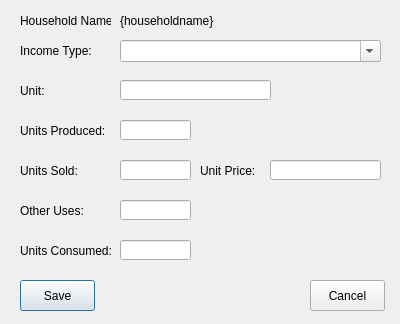
Above: open-ihm/gui/designs/ui_household_income_wildfoods.ui from snim2mirror/openihm before the change. Below: the same form after it.
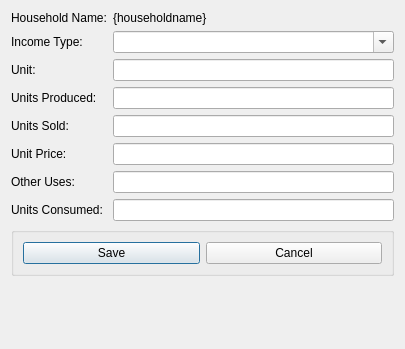
That is the form after the change.

Commit message: Added layout manager to most dialogs. One report and all tabbed dialogs still to go.

The edit to the form file:
```diff
--- a/open-ihm/gui/designs/ui_household_income_wildfoods.ui
+++ b/open-ihm/gui/designs/ui_household_income_wildfoods.ui
@@ -6,232 +6,129 @@
    <rect>
     <x>0</x>
     <y>0</y>
-    <width>400</width>
-    <height>324</height>
+    <width>405</width>
+    <height>349</height>
    </rect>
   </property>
   <property name="windowTitle">
    <string>Add Wildfoods Income</string>
   </property>
-  <widget class="QLabel" name="label_2">
-   <property name="geometry">
-    <rect>
-     <x>20</x>
-     <y>40</y>
-     <width>81</width>
-     <height>21</height>
-    </rect>
-   </property>
-   <property name="text">
-    <string>Income Type:</string>
-   </property>
-  </widget>
-  <widget class="QComboBox" name="cboIncomeType">
-   <property name="geometry">
-    <rect>
-     <x>120</x>
-     <y>40</y>
-     <width>261</width>
-     <height>22</height>
-    </rect>
-   </property>
-   <property name="editable">
-    <bool>true</bool>
-   </property>
-  </widget>
-  <widget class="QLabel" name="label">
-   <property name="geometry">
-    <rect>
-     <x>20</x>
-     <y>10</y>
-     <width>91</width>
-     <height>21</height>
-    </rect>
-   </property>
-   <property name="text">
-    <string>Household Name:</string>
-   </property>
-  </widget>
-  <widget class="QLabel" name="lblHouseholdName">
-   <property name="geometry">
-    <rect>
-     <x>120</x>
-     <y>10</y>
-     <width>271</width>
-     <height>21</height>
-    </rect>
-   </property>
-   <property name="text">
-    <string>{householdname}</string>
-   </property>
-  </widget>
-  <widget class="QLineEdit" name="txtUnitsSold">
-   <property name="geometry">
-    <rect>
-     <x>120</x>
-     <y>160</y>
-     <width>71</width>
-     <height>20</height>
-    </rect>
-   </property>
-  </widget>
-  <widget class="QPushButton" name="cmdCancel">
-   <property name="geometry">
-    <rect>
-     <x>310</x>
-     <y>280</y>
-     <width>75</width>
-     <height>31</height>
-    </rect>
-   </property>
-   <property name="text">
-    <string>Cancel</string>
-   </property>
-  </widget>
-  <widget class="QLineEdit" name="txtUnitOfMeasure">
-   <property name="geometry">
-    <rect>
-     <x>120</x>
-     <y>80</y>
-     <width>151</width>
-     <height>20</height>
-    </rect>
-   </property>
-  </widget>
-  <widget class="QPushButton" name="cmdSave">
-   <property name="geometry">
-    <rect>
-     <x>20</x>
-     <y>280</y>
-     <width>75</width>
-     <height>31</height>
-    </rect>
-   </property>
-   <property name="text">
-    <string>Save</string>
-   </property>
-   <property name="default">
-    <bool>true</bool>
-   </property>
-  </widget>
-  <widget class="QLineEdit" name="txtUnitsConsumed">
-   <property name="geometry">
-    <rect>
-     <x>120</x>
-     <y>240</y>
-     <width>71</width>
-     <height>20</height>
-    </rect>
-   </property>
-  </widget>
-  <widget class="QLabel" name="label_6">
-   <property name="geometry">
-    <rect>
-     <x>200</x>
-     <y>160</y>
-     <width>61</width>
-     <height>21</height>
-    </rect>
-   </property>
-   <property name="text">
-    <string>Unit Price:</string>
-   </property>
-  </widget>
-  <widget class="QLabel" name="label_4">
-   <property name="geometry">
-    <rect>
-     <x>20</x>
-     <y>120</y>
-     <width>91</width>
-     <height>21</height>
-    </rect>
-   </property>
-   <property name="text">
-    <string>Units Produced:</string>
-   </property>
-  </widget>
-  <widget class="QLabel" name="label_5">
-   <property name="geometry">
-    <rect>
-     <x>20</x>
-     <y>240</y>
-     <width>91</width>
-     <height>21</height>
-    </rect>
-   </property>
-   <property name="text">
-    <string>Units Consumed:</string>
-   </property>
-  </widget>
-  <widget class="QLineEdit" name="txtUnitPrice">
-   <property name="geometry">
-    <rect>
-     <x>270</x>
-     <y>160</y>
-     <width>111</width>
-     <height>20</height>
-    </rect>
-   </property>
-  </widget>
-  <widget class="QLabel" name="label_8">
-   <property name="geometry">
-    <rect>
-     <x>20</x>
-     <y>200</y>
-     <width>81</width>
-     <height>21</height>
-    </rect>
-   </property>
-   <property name="text">
-    <string>Other Uses:</string>
-   </property>
-  </widget>
-  <widget class="QLineEdit" name="txtUnitsProduced">
-   <property name="geometry">
-    <rect>
-     <x>120</x>
-     <y>120</y>
-     <width>71</width>
-     <height>20</height>
-    </rect>
-   </property>
-  </widget>
-  <widget class="QLabel" name="label_3">
-   <property name="geometry">
-    <rect>
-     <x>20</x>
-     <y>160</y>
-     <width>81</width>
-     <height>21</height>
-    </rect>
-   </property>
-   <property name="text">
-    <string>Units Sold:</string>
-   </property>
-  </widget>
-  <widget class="QLineEdit" name="txtUnitsOtherUses">
-   <property name="geometry">
-    <rect>
-     <x>120</x>
-     <y>200</y>
-     <width>71</width>
-     <height>20</height>
-    </rect>
-   </property>
-  </widget>
-  <widget class="QLabel" name="label_7">
-   <property name="geometry">
-    <rect>
-     <x>20</x>
-     <y>80</y>
-     <width>91</width>
-     <height>21</height>
-    </rect>
-   </property>
-   <property name="text">
-    <string>Unit:</string>
-   </property>
-  </widget>
+  <layout class="QFormLayout" name="formLayout">
+   <item row="0" column="0">
+    <widget class="QLabel" name="label">
+     <property name="text">
+      <string>Household Name:</string>
+     </property>
+    </widget>
+   </item>
+   <item row="0" column="1">
+    <widget class="QLabel" name="lblHouseholdName">
+     <property name="text">
+      <string>{householdname}</string>
+     </property>
+    </widget>
+   </item>
+   <item row="1" column="0">
+    <widget class="QLabel" name="label_2">
+     <property name="text">
+      <string>Income Type:</string>
+     </property>
+    </widget>
+   </item>
+   <item row="1" column="1">
+    <widget class="QComboBox" name="cboIncomeType">
+     <property name="editable">
+      <bool>true</bool>
+     </property>
+    </widget>
+   </item>
+   <item row="2" column="0">
+    <widget class="QLabel" name="label_7">
+     <property name="text">
+      <string>Unit:</string>
+     </property>
+    </widget>
+   </item>
+   <item row="2" column="1">
+    <widget class="QLineEdit" name="txtUnitOfMeasure"/>
+   </item>
+   <item row="3" column="0">
+    <widget class="QLabel" name="label_4">
+     <property name="text">
+      <string>Units Produced:</string>
+     </property>
+    </widget>
+   </item>
+   <item row="3" column="1">
+    <widget class="QLineEdit" name="txtUnitsProduced"/>
+   </item>
+   <item row="4" column="0">
+    <widget class="QLabel" name="label_3">
+     <property name="text">
+      <string>Units Sold:</string>
+     </property>
+    </widget>
+   </item>
+   <item row="4" column="1">
+    <widget class="QLineEdit" name="txtUnitsSold"/>
+   </item>
+   <item row="6" column="1">
+    <widget class="QLineEdit" name="txtUnitPrice"/>
+   </item>
+   <item row="7" column="0">
+    <widget class="QLabel" name="label_8">
+     <property name="text">
+      <string>Other Uses:</string>
+     </property>
+    </widget>
+   </item>
+   <item row="7" column="1">
+    <widget class="QLineEdit" name="txtUnitsOtherUses"/>
+   </item>
+   <item row="8" column="0">
+    <widget class="QLabel" name="label_5">
+     <property name="text">
+      <string>Units Consumed:</string>
+     </property>
+    </widget>
+   </item>
+   <item row="8" column="1">
+    <widget class="QLineEdit" name="txtUnitsConsumed"/>
+   </item>
+   <item row="9" column="0" colspan="2">
+    <widget class="QGroupBox" name="groupBox">
+     <property name="title">
+      <string/>
+     </property>
+     <layout class="QHBoxLayout" name="horizontalLayout">
+      <item>
+       <widget class="QPushButton" name="cmdSave">
+        <property name="text">
+         <string>Save</string>
+        </property>
+        <property name="default">
+         <bool>true</bool>
+        </property>
+       </widget>
+      </item>
+      <item>
+       <widget class="QPushButton" name="cmdCancel">
+        <property name="text">
+         <string>Cancel</string>
+        </property>
+       </widget>
+      </item>
+     </layout>
+    </widget>
+   </item>
+   <item row="6" column="0">
+    <widget class="QLabel" name="label_6">
+     <property name="text">
+      <string>Unit Price:</string>
+     </property>
+    </widget>
+   </item>
+  </layout>
  </widget>
  <tabstops>
   <tabstop>cboIncomeType</tabstop>
```
Left out of the diff: 34 changed lines with no effect on the pictures. The commit also changes 97 other files.
